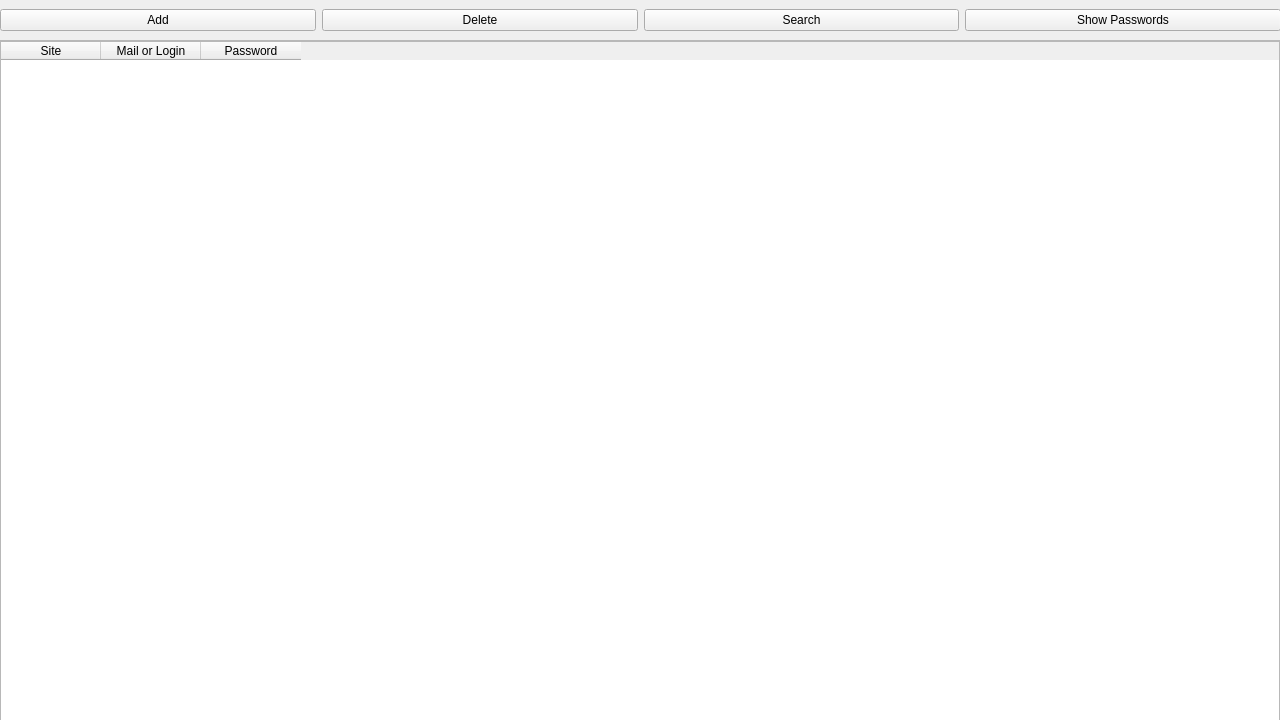
Old version of the form main/design/Storage.ui in the repository EeveeSnow/Password-Project.
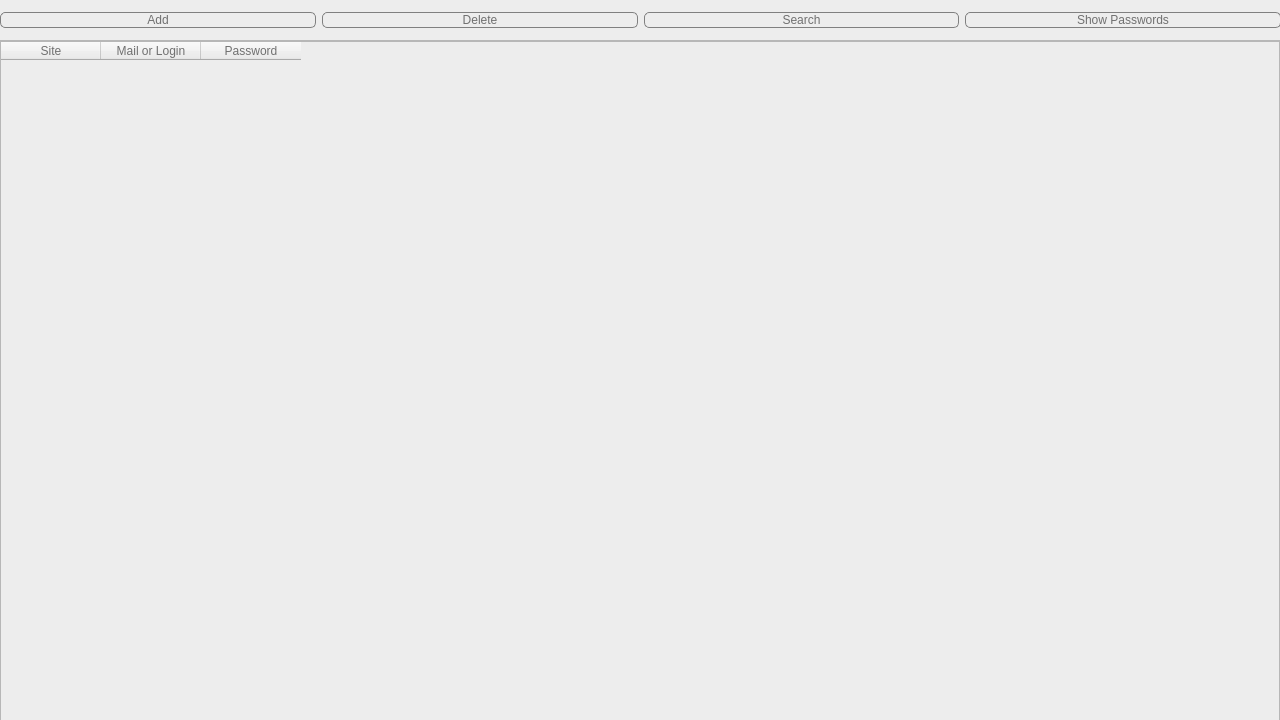
New version of the form.

The edit to the form file:
```diff
--- a/main/design/Storage.ui
+++ b/main/design/Storage.ui
@@ -31,6 +31,9 @@
   <property name="windowTitle">
    <string>Form</string>
   </property>
+  <property name="styleSheet">
+   <string notr="true">background-color: rgb(237, 237, 237);</string>
+  </property>
   <widget class="QWidget" name="horizontalLayoutWidget">
    <property name="geometry">
     <rect>
@@ -43,6 +46,12 @@
    <layout class="QHBoxLayout" name="horizontalLayout">
     <item>
      <widget class="QPushButton" name="addButton">
+      <property name="styleSheet">
+       <string notr="true">background-color: #ededed; border: 1px solid grey;
+     border-radius: 5px;
+font: 8pt &quot;Segoe UI&quot;;
+color: #707070</string>
+      </property>
       <property name="text">
        <string>Add</string>
       </property>
@@ -50,6 +59,12 @@
     </item>
     <item>
      <widget class="QPushButton" name="deleteButton">
+      <property name="styleSheet">
+       <string notr="true">background-color: #ededed; border: 1px solid grey;
+     border-radius: 5px;
+font: 8pt &quot;Segoe UI&quot;;
+color: #707070</string>
+      </property>
       <property name="text">
        <string>Delete</string>
       </property>
@@ -57,6 +72,12 @@
     </item>
     <item>
      <widget class="QPushButton" name="searchButton">
+      <property name="styleSheet">
+       <string notr="true">background-color: #ededed; border: 1px solid grey;
+     border-radius: 5px;
+font: 8pt &quot;Segoe UI&quot;;
+color: #707070</string>
+      </property>
       <property name="text">
        <string>Search</string>
       </property>
@@ -64,6 +85,12 @@
     </item>
     <item>
      <widget class="QPushButton" name="showButton">
+      <property name="styleSheet">
+       <string notr="true">background-color: #ededed; border: 1px solid grey;
+     border-radius: 5px;
+font: 8pt &quot;Segoe UI&quot;;
+color: #707070</string>
+      </property>
       <property name="text">
        <string>Show Passwords</string>
       </property>
@@ -92,6 +119,9 @@
       <height>679</height>
      </rect>
     </property>
+    <property name="styleSheet">
+     <string notr="true">background-color: rgb(237, 237, 237);</string>
+    </property>
     <widget class="QTableWidget" name="tableWidget">
      <property name="geometry">
       <rect>
@@ -101,6 +131,11 @@
        <height>681</height>
       </rect>
      </property>
+     <property name="styleSheet">
+      <string notr="true">background-color: rgb(237, 237, 237);
+font: 10pt &quot;Segoe UI&quot;;
+color: #707070</string>
+     </property>
      <column>
       <property name="text">
        <string>Site</string>
```
